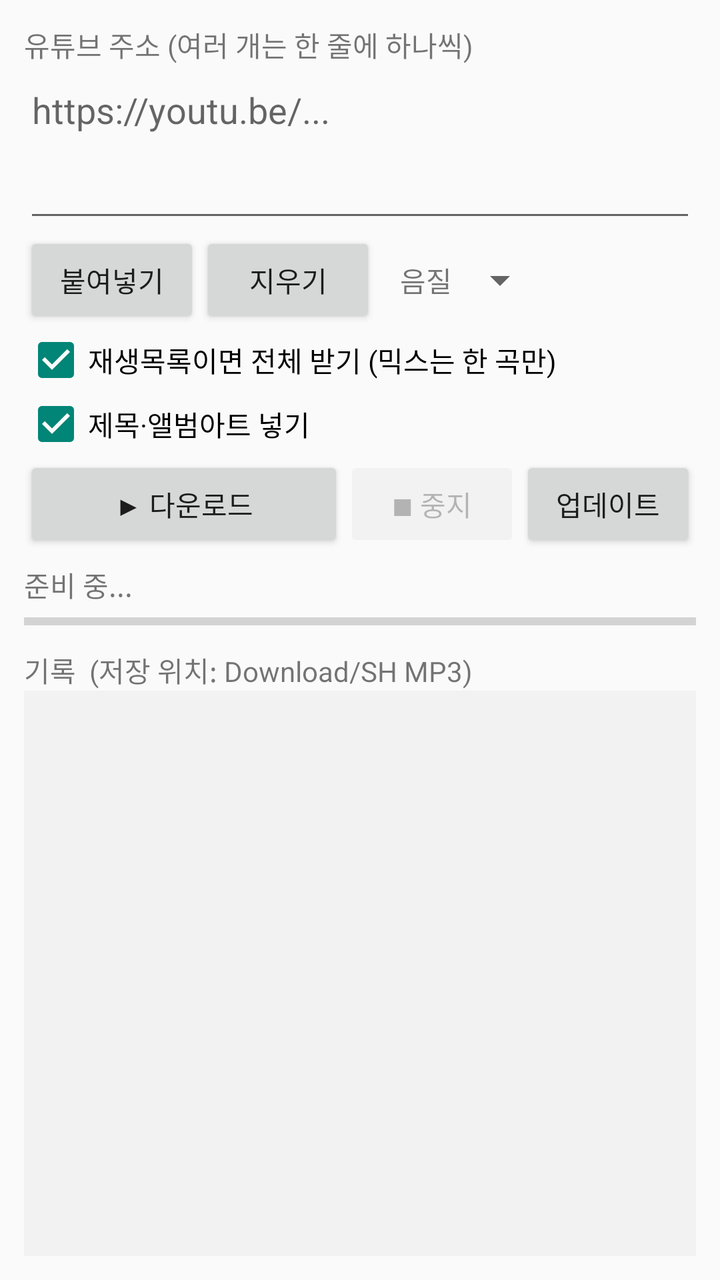
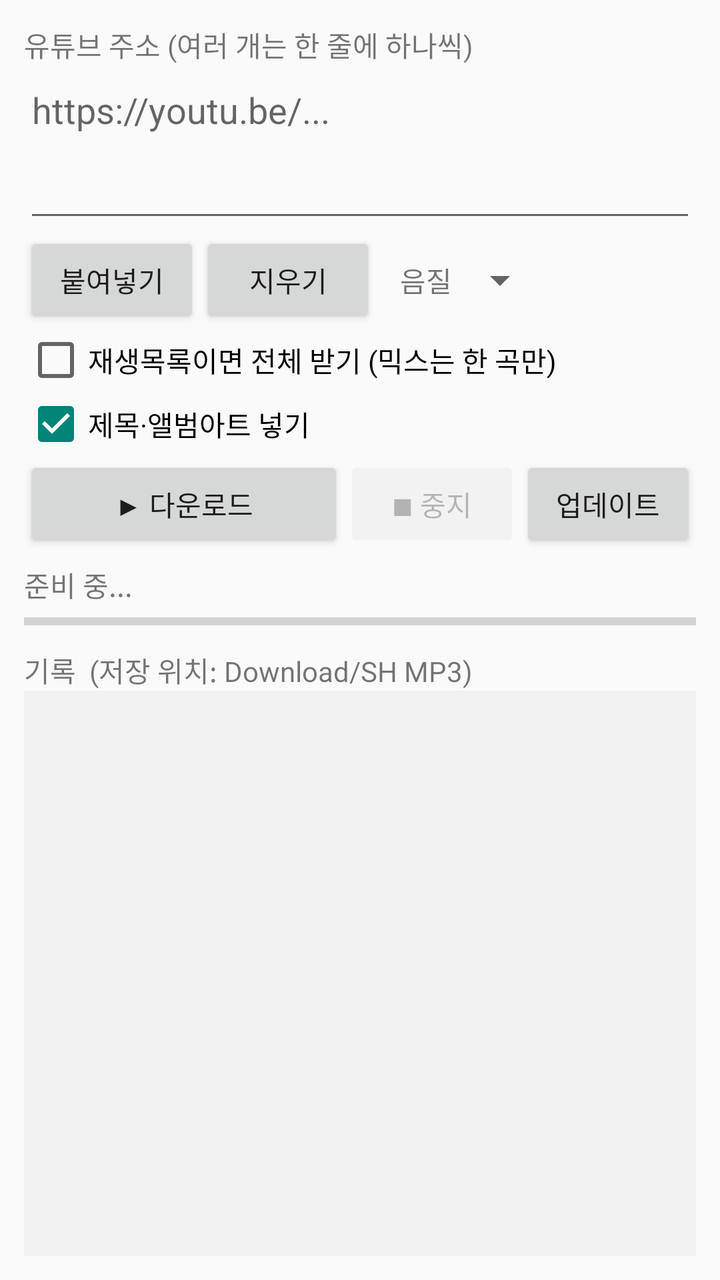

An Android layout rendered at two revisions. The XML below is the earlier revision; the diff shows what the commit changed to produce the second picture.
<!-- AndroidManifest.xml: application theme android:Theme.Material.Light.DarkActionBar -->
<!-- res/layout/activity_main.xml -->
<?xml version="1.0" encoding="utf-8"?>
<LinearLayout xmlns:android="http://schemas.android.com/apk/res/android"
    android:layout_width="match_parent" android:layout_height="match_parent"
    android:orientation="vertical" android:padding="12dp">

    <TextView android:layout_width="wrap_content" android:layout_height="wrap_content"
        android:text="유튜브 주소 (여러 개는 한 줄에 하나씩)" />

    <EditText android:id="@+id/urls"
        android:layout_width="match_parent" android:layout_height="wrap_content"
        android:minLines="3" android:maxLines="6" android:gravity="top"
        android:inputType="textMultiLine|textUri" android:hint="https://youtu.be/..." />

    <LinearLayout android:layout_width="match_parent" android:layout_height="wrap_content"
        android:orientation="horizontal" android:gravity="center_vertical">
        <Button android:id="@+id/btnPaste" android:layout_width="wrap_content"
            android:layout_height="wrap_content" android:text="붙여넣기" />
        <Button android:id="@+id/btnClear" android:layout_width="wrap_content"
            android:layout_height="wrap_content" android:text="지우기" />
        <TextView android:layout_width="wrap_content" android:layout_height="wrap_content"
            android:layout_marginStart="12dp" android:text="음질" />
        <Spinner android:id="@+id/quality" android:layout_width="wrap_content"
            android:layout_height="wrap_content" />
    </LinearLayout>

    <CheckBox android:id="@+id/playlist" android:layout_width="wrap_content"
        android:layout_height="wrap_content" android:checked="true"
        android:text="재생목록이면 전체 받기 (믹스는 한 곡만)" />
    <CheckBox android:id="@+id/meta" android:layout_width="wrap_content"
        android:layout_height="wrap_content" android:checked="true"
        android:text="제목·앨범아트 넣기" />

    <LinearLayout android:layout_width="match_parent" android:layout_height="wrap_content"
        android:orientation="horizontal">
        <Button android:id="@+id/btnGo" android:layout_width="0dp" android:layout_weight="1"
            android:layout_height="wrap_content" android:text="▶ 다운로드" />
        <Button android:id="@+id/btnStop" android:layout_width="wrap_content"
            android:layout_height="wrap_content" android:text="■ 중지" android:enabled="false" />
        <Button android:id="@+id/btnUpdate" android:layout_width="wrap_content"
            android:layout_height="wrap_content" android:text="업데이트" />
    </LinearLayout>

    <TextView android:id="@+id/status" android:layout_width="match_parent"
        android:layout_height="wrap_content" android:layout_marginTop="6dp"
        android:text="준비 중..." android:maxLines="2" />
    <ProgressBar android:id="@+id/bar" style="@android:style/Widget.Material.ProgressBar.Horizontal"
        android:layout_width="match_parent" android:layout_height="wrap_content" android:max="1000" />

    <TextView android:layout_width="wrap_content" android:layout_height="wrap_content"
        android:layout_marginTop="6dp" android:text="기록  (저장 위치: Download/SH MP3)" />
    <ScrollView android:id="@+id/logScroll" android:layout_width="match_parent"
        android:layout_height="0dp" android:layout_weight="1" android:background="#F2F2F2">
        <TextView android:id="@+id/log" android:layout_width="match_parent"
            android:layout_height="wrap_content" android:padding="6dp"
            android:textIsSelectable="true" android:textSize="12sp" />
    </ScrollView>
</LinearLayout>
<!-- resources referenced by this layout -->
<resources>

</resources>

<!-- the commit's change to res/layout/activity_main.xml (unified diff, before → after) -->
@@ -24,7 +24,7 @@
     </LinearLayout>
 
     <CheckBox android:id="@+id/playlist" android:layout_width="wrap_content"
-        android:layout_height="wrap_content" android:checked="true"
+        android:layout_height="wrap_content" android:checked="false"
         android:text="재생목록이면 전체 받기 (믹스는 한 곡만)" />
     <CheckBox android:id="@+id/meta" android:layout_width="wrap_content"
         android:layout_height="wrap_content" android:checked="true"
